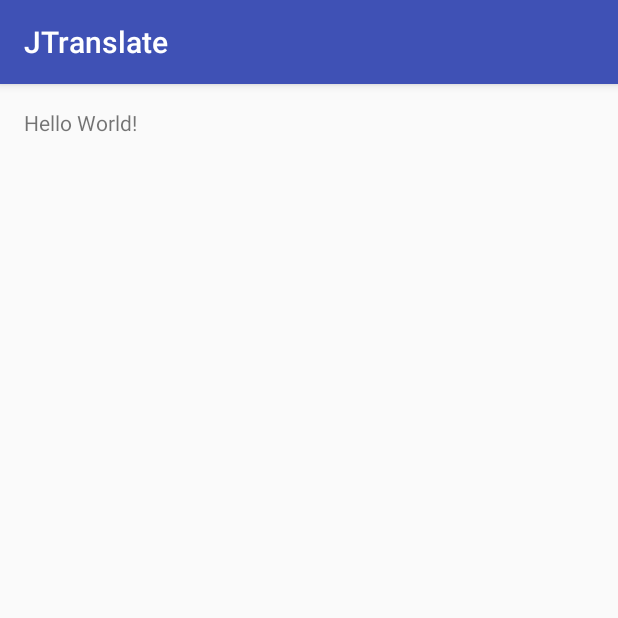
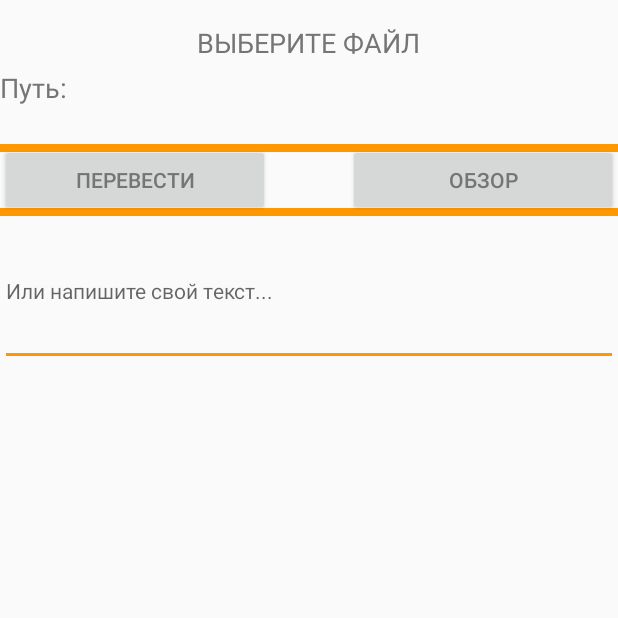
Before and after one commit to theblaizen/JTranslate, an Android app: the screen it shows after launch (MainActivity), on a phone screen of 412 x 824 dp, the top half of it. Run offline under Robolectric (Android 15) with nearby library versions, the phone set to English and light mode, and no system bars.

Commit message:
May 17 UI -> Main

```diff
--- a/app/src/main/res/layout/activity_main.xml
+++ b/app/src/main/res/layout/activity_main.xml
@@ -4,14 +4,117 @@
     xmlns:tools="http://schemas.android.com/tools"
     android:layout_width="match_parent"
     android:layout_height="match_parent"
-    android:paddingLeft="@dimen/activity_horizontal_margin"
-    android:paddingRight="@dimen/activity_horizontal_margin"
     android:paddingTop="@dimen/activity_vertical_margin"
-    android:paddingBottom="@dimen/activity_vertical_margin"
     tools:context="ua.blaizenex.jtranslate.MainActivity">
 
+
     <TextView
-        android:text="Hello World!"
         android:layout_width="wrap_content"
-        android:layout_height="wrap_content" />
+        android:layout_height="wrap_content"
+        android:text="@string/path"
+        android:layout_marginTop="5dp"
+        android:id="@+id/tvPath"
+        android:textSize="18sp"
+        android:textColor="#757575"
+        android:layout_below="@+id/textView"
+        android:layout_alignParentLeft="true"
+        android:layout_alignParentStart="true" />
+
+    <TextView
+        android:layout_width="wrap_content"
+        android:layout_height="wrap_content"
+        android:text=""
+        android:id="@+id/tvPathName"
+        android:textSize="18sp"
+        android:textColor="#757575"
+        android:layout_alignTop="@+id/tvPath"
+        android:layout_toRightOf="@+id/tvPath"
+        android:layout_toEndOf="@+id/tvPath"
+        android:layout_marginLeft="9dp"
+        android:layout_marginStart="9dp" />
+
+    <Button
+        android:layout_width="wrap_content"
+        android:layout_height="wrap_content"
+        android:text="@string/view"
+        android:id="@+id/btnViewTXT"
+        android:width="180dp"
+        android:textColor="#757575"
+
+        android:layout_above="@+id/edHandle_input"
+        android:layout_alignParentRight="true"
+        android:layout_alignParentEnd="true" />
+
+    <Button
+        android:layout_width="wrap_content"
+        android:layout_height="wrap_content"
+        android:text="@string/translate"
+        android:id="@+id/btnTranslate"
+        android:width="180dp"
+        android:padding="0dp"
+        android:textColor="#757575"
+        android:layout_alignTop="@+id/linearLayout"
+        android:layout_alignParentLeft="true"
+        android:layout_alignParentStart="true" />
+
+    <LinearLayout
+        android:orientation="horizontal"
+        android:layout_width="match_parent"
+        android:layout_height="5dp"
+        android:background="#ff9800"
+        android:layout_marginBottom="0dp"
+        android:paddingBottom="0dp"
+        android:id="@+id/linearLayout"
+        android:layout_below="@+id/tvPathName"
+        android:layout_alignParentLeft="true"
+        android:layout_alignParentStart="true"
+        android:layout_marginTop="25dp"></LinearLayout>
+
+    <LinearLayout
+        android:orientation="horizontal"
+        android:layout_width="match_parent"
+        android:layout_height="5dp"
+        android:background="#ff9800"
+        android:id="@+id/linearLayout2"
+        android:layout_alignBottom="@+id/btnTranslate"
+        android:layout_alignParentLeft="true"
+        android:layout_alignParentStart="true"
+        />
+
+    <TextView
+        android:layout_width="wrap_content"
+        android:layout_height="wrap_content"
+        android:text="@string/info_top"
+        android:id="@+id/textView"
+        android:textSize="18sp"
+        android:textColor="#757575"
+        android:layout_alignParentTop="true"
+        android:layout_centerHorizontal="true" />
+
+    <EditText
+        android:layout_width="wrap_content"
+        android:layout_height="100dp"
+        android:id="@+id/edHandle_input"
+        android:hint="@string/info_bottom"
+        android:textSize="14sp"
+        android:layout_below="@+id/linearLayout2"
+        android:layout_alignParentLeft="true"
+        android:layout_alignParentStart="true"
+        android:layout_alignRight="@+id/btnViewTXT"
+        android:layout_alignEnd="@+id/btnViewTXT"
+        android:textColor="#757575"
+        android:singleLine="false" />
+
+    <TextView
+        android:layout_width="wrap_content"
+        android:layout_height="wrap_content"
+        android:text=""
+        android:id="@+id/textView2"
+        android:layout_alignRight="@+id/btnViewTXT"
+        android:layout_alignEnd="@+id/btnViewTXT"
+        android:layout_alignParentLeft="true"
+        android:layout_alignParentStart="true"
+        android:layout_alignParentBottom="true"
+        android:layout_below="@+id/edHandle_input" />
+
 </RelativeLayout>
--- a/app/src/main/res/values/strings.xml
+++ b/app/src/main/res/values/strings.xml
@@ -1,3 +1,8 @@
 <resources>
     <string name="app_name">JTranslate</string>
+    <string name="path">Путь: </string>
+    <string name="view">Обзор</string>
+    <string name="translate">Перевести</string>
+    <string name="info_top">ВЫБЕРИТЕ ФАЙЛ</string>
+    <string name="info_bottom">Или напишите свой текст...</string>
 </resources>
--- a/app/src/main/res/values/styles.xml
+++ b/app/src/main/res/values/styles.xml
@@ -1,11 +1,12 @@
 <resources>
 
     <!-- Base application theme. -->
-    <style name="AppTheme" parent="Theme.AppCompat.Light.DarkActionBar">
+    <style name="AppTheme" parent="Theme.AppCompat.Light.NoActionBar">
         <!-- Customize your theme here. -->
+        <item name="android:windowActionBar">false</item>
         <item name="colorPrimary">@color/colorPrimary</item>
         <item name="colorPrimaryDark">@color/colorPrimaryDark</item>
-        <item name="colorAccent">@color/colorAccent</item>
+        <item name="colorAccent">#ff9800</item>
     </style>
 
 </resources>
```
